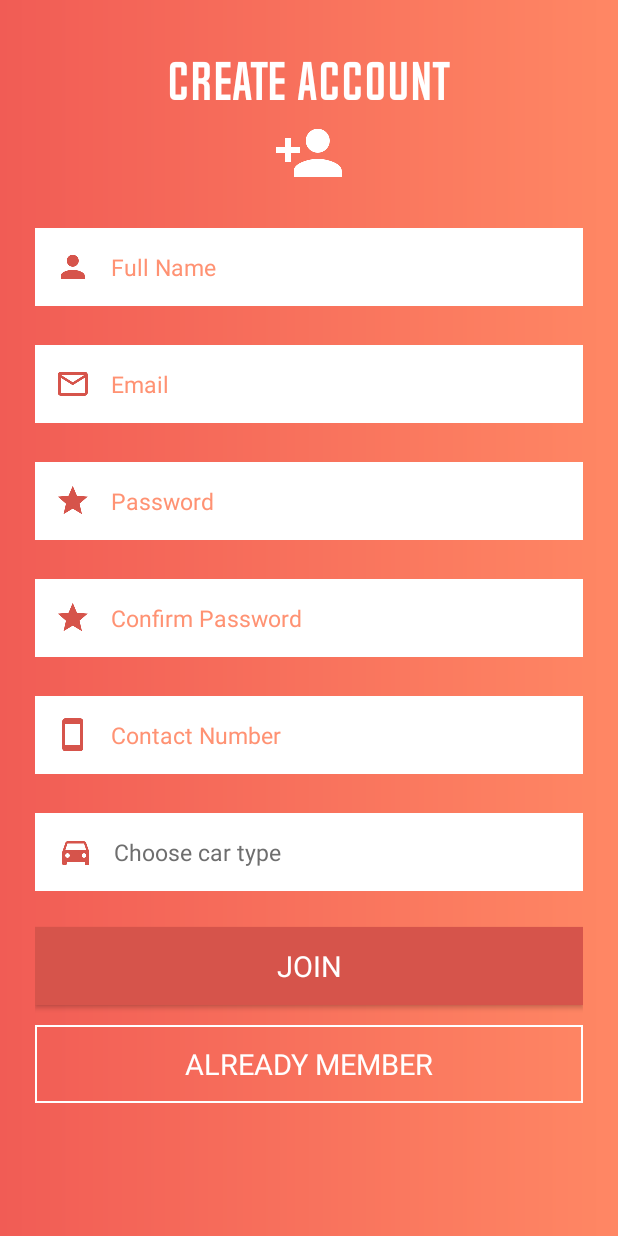
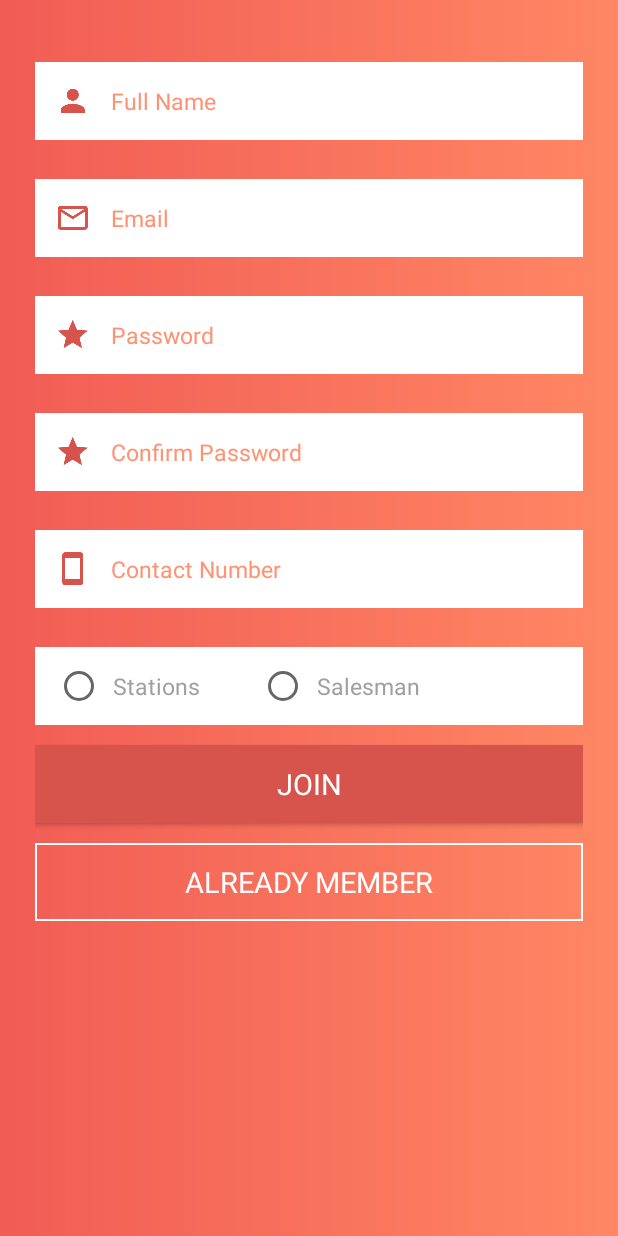
Before and after one commit to ronem123/Carwash, an Android app: the screen it shows after launch (LoginRegisterActivity), after a tap on "NEW TO CARWASH", on a phone screen of 412 x 824 dp. Run offline under Robolectric (Android 15) with nearby library versions, the phone set to English and light mode, and no system bars; our stand-ins replace ButterKnife, CircleImageView, sdp/ssp sizes; libraries missing offline, so code that uses them is left out: com.activeandroid, com.onesignal; 4 statements that could not run were skipped.

Commit message:
add radio button

```diff
--- a/app/src/main/java/com/ronem/carwash/utils/SessionManager.java
+++ b/app/src/main/java/com/ronem/carwash/utils/SessionManager.java
@@ -13,11 +13,14 @@ public class SessionManager {
     private SharedPreferences sharedPreferences;
     private SharedPreferences.Editor editor;
     private final String IS_LOGIN = "islogin";
+    private final String KEY_USER_TYPE = "user_type";
     private final String KEY_FULL_NAME = "full_name";
     private final String KEY_EMAIL = "email";
     private final String KEY_PASSWORD = "password";
     private final String KEY_CONTACT = "contact";
     private final String KEY_CAR_TYPE = "car_type";
+    private final String KEY_LATI = "latitude";
+    private final String KEY_LONGI = "longi";
 
     private final String KEY_PAYMENT_DONE = "payment_done";
 
@@ -25,15 +28,18 @@ public class SessionManager {
         sharedPreferences = PreferenceManager.getDefaultSharedPreferences(context);
     }
 
-    public void setLogin(String fullname, String email, String password, String contact, int carType) {
+    public void setLogin(String userType, String fullname, String email, String password, String contact, int carType, String lat, String longi) {
         editor = sharedPreferences.edit();
         editor.putString(KEY_FULL_NAME, fullname);
         editor.putString(KEY_EMAIL, email);
         if (!TextUtils.isEmpty(password)) {
             editor.putString(KEY_PASSWORD, password);
         }
+        editor.putString(KEY_USER_TYPE, userType);
         editor.putString(KEY_CONTACT, contact);
         editor.putInt(KEY_CAR_TYPE, carType);
+        editor.putString(KEY_LATI, lat);
+        editor.putString(KEY_LONGI, longi);
         editor.putBoolean(IS_LOGIN, true);
         editor.apply();
     }
--- a/app/src/main/java/com/ronem/carwash/view/LoginRegisterActivity.java
+++ b/app/src/main/java/com/ronem/carwash/view/LoginRegisterActivity.java
@@ -4,6 +4,7 @@ import android.content.Intent;
 import android.content.pm.PackageManager;
 import android.os.Build;
 import android.os.Bundle;
+import android.support.annotation.IdRes;
 import android.support.annotation.NonNull;
 import android.support.annotation.Nullable;
 import android.support.v4.app.ListFragment;
@@ -16,6 +17,8 @@ import android.view.WindowManager;
 import android.widget.AdapterView;
 import android.widget.EditText;
 import android.widget.LinearLayout;
+import android.widget.RadioButton;
+import android.widget.RadioGroup;
 import android.widget.Spinner;
 import android.widget.Toast;
 
@@ -23,6 +26,7 @@ import com.ronem.carwash.R;
 import com.ronem.carwash.adapters.CarTypeAdapter;
 import com.ronem.carwash.adapters.CarTypeAdapterRegister;
 import com.ronem.carwash.model.CarType;
+import com.ronem.carwash.utils.BasicUtilityMethods;
 import com.ronem.carwash.utils.MetaData;
 import com.ronem.carwash.utils.SessionManager;
 import com.ronem.carwash.view.dashboard.Dashboard;
@@ -38,7 +42,9 @@ import butterknife.OnClick;
  * Created by ram on 7/31/17.
  */
 
-public class LoginRegisterActivity extends AppCompatActivity implements AdapterView.OnItemSelectedListener {
+public class LoginRegisterActivity
+        extends AppCompatActivity
+        /*implements AdapterView.OnItemSelectedListener*/ {
     @Bind(R.id.create_account_layout)
     LinearLayout createAccLayout;
     @Bind(R.id.login_layout)
@@ -57,6 +63,15 @@ public class LoginRegisterActivity extends AppCompatActivity implements AdapterV
     @Bind(R.id.create_account_spinner_car_type)
     Spinner spinnerCarType;
 
+    @Bind(R.id.radio_group)
+    RadioGroup radioGroup;
+    @Bind(R.id.radio_customer)
+    RadioButton radioStation;
+    @Bind(R.id.radio_client)
+    RadioButton radioSalesMan;
+    @Bind(R.id.lat_long_layout)
+    LinearLayout latLngLayout;
+
     @Bind(R.id.edt_login_email)
     EditText edtLoginEmail;
     @Bind(R.id.edt_login_password)
@@ -66,6 +81,8 @@ public class LoginRegisterActivity extends AppCompatActivity implements AdapterV
     private final int PERMISSION_REQUEST_CODE = 100;
     private List<CarType> carTypes;
     private CarType carType;
+
+    private String latitude, longitude;
 
     @Override
     protected void onCreate(@Nullable Bundle savedInstanceState) {
@@ -86,6 +103,23 @@ public class LoginRegisterActivity extends AppCompatActivity implements AdapterV
         }
 
         configureSCarTypeSpinner();
+
+        radioGroup.setOnCheckedChangeListener(new RadioGroup.OnCheckedChangeListener() {
+
+            @Override
+            public void onCheckedChanged(RadioGroup radioGroup, @IdRes int i) {
+                if (i == R.id.radio_customer) {
+                    if (radioStation.isChecked()) {
+                        latLngLayout.setVisibility(View.VISIBLE);
+                    }
+                } else if (i == R.id.radio_client) {
+                    if (radioSalesMan.isChecked()) {
+                        latLngLayout.setVisibility(View.GONE);
+                        BasicUtilityMethods.checkifGPSisEnabled(LoginRegisterActivity.this);
+                    }
+                }
+            }
+        });
     }
 
     private void configureSCarTypeSpinner() {
@@ -111,18 +145,22 @@ public class LoginRegisterActivity extends AppCompatActivity implements AdapterV
         String confirmPassword = edtConfirmPassword.getText().toString();
         String contact = edtContact.getText().toString();
 
+
         if (TextUtils.isEmpty(fullName)
                 || TextUtils.isEmpty(email)
                 || TextUtils.isEmpty(password)
                 || TextUtils.isEmpty(confirmPassword)
                 || TextUtils.isEmpty(contact)) {
             showMessage(MetaData.MSG_EMPTY_FIELD);
-        } else if (carType.getType().equals(MetaData.SELECT_CAR_TYPE)) {
+        }
+        else if (carType.getType().equals(MetaData.SELECT_CAR_TYPE)) {
             showMessage(MetaData.MSG_SELECT_CAR_TYPE);
-        } else if (!password.equals(confirmPassword)) {
+        }
+
+        else if (!password.equals(confirmPassword)) {
             showMessage(MetaData.MSG_PASSWORD_NOT_MATCHED);
         } else {
-            sessionManager.setLogin(fullName, email, password, contact,carType.getId());
+            sessionManager.setLogin(fullName, email, password, contact, carType.getId());
 
             checkRunTimePermissionLaunchDashboard();
         }
--- a/app/src/main/res/layout/create_account.xml
+++ b/app/src/main/res/layout/create_account.xml
@@ -7,7 +7,8 @@
 
     <com.ronem.carwash.view.ChosenTextView
         style="@style/head_title"
-        android:text="@string/create_account" />
+        android:text="@string/create_account"
+        android:visibility="gone" />
 
     <ScrollView
         android:layout_width="match_parent"
@@ -26,7 +27,8 @@
                 android:layout_width="wrap_content"
                 android:layout_height="wrap_content"
                 android:layout_gravity="center"
-                android:src="@mipmap/ic_person_add_white_48dp" />
+                android:src="@mipmap/ic_person_add_white_48dp"
+                android:visibility="gone" />
 
             <EditText
                 android:id="@+id/edt_full_name"
@@ -61,28 +63,66 @@
                 android:drawableLeft="@mipmap/ic_stay_current_portrait_black_24dp"
                 android:hint="@string/contact" />
 
-            <LinearLayout
+            <RadioGroup
+                android:id="@+id/radio_group"
                 android:layout_width="match_parent"
                 android:layout_height="@dimen/_40sdp"
+                android:layout_marginTop="@dimen/_20sdp"
                 android:background="@color/color_white"
-                android:layout_marginTop="@dimen/_20sdp"
                 android:orientation="horizontal"
-                android:layout_marginBottom="@dimen/_8sdp"
-                android:paddingLeft="@dimen/_12sdp">
+                android:paddingLeft="@dimen/_10sdp">
 
-                <ImageView
+                <RadioButton
+                    android:id="@+id/radio_customer"
                     android:layout_width="wrap_content"
                     android:layout_height="wrap_content"
                     android:layout_gravity="center"
-                    android:src="@mipmap/ic_directions_car_white_24dp"
-                    android:tint="@color/color_login" />
+                    android:padding="@dimen/_5sdp"
+                    android:text="Stations"
+                    android:textColor="@color/color_grey"
+                    android:textSize="@dimen/_12sdp" />
 
-                <Spinner
-                    android:id="@+id/create_account_spinner_car_type"
-                    android:layout_width="match_parent"
-                    android:layout_height="match_parent"
-                    android:background="@color/color_white"
-                    android:layout_marginLeft="@dimen/_5sdp" />
+                <RadioButton
+                    android:id="@+id/radio_client"
+                    android:layout_width="wrap_content"
+                    android:layout_height="wrap_content"
+                    android:layout_gravity="center"
+                    android:layout_marginLeft="@dimen/_25sdp"
+                    android:padding="@dimen/_5sdp"
+                    android:text="Salesman"
+                    android:textColor="@color/color_grey"
+                    android:textSize="@dimen/_12sdp" />
+            </RadioGroup>
+
+            <LinearLayout
+                android:id="@+id/lat_long_layout"
+                android:layout_width="match_parent"
+                android:layout_height="wrap_content"
+                android:layout_marginTop="@dimen/_20sdp"
+                android:orientation="horizontal"
+                android:paddingLeft="@dimen/_5sdp"
+                android:paddingRight="@dimen/_5sdp"
+                android:visibility="gone">
+
+                <EditText
+                    android:id="@+id/edt_latitude"
+                    style="@style/edit_text_style"
+                    android:layout_width="0dp"
+                    android:layout_marginRight="@dimen/_5sdp"
+                    android:layout_marginTop="0dp"
+                    android:layout_weight="1"
+                    android:hint="@string/latitude"
+                    android:inputType="numberDecimal" />
+
+                <EditText
+                    android:id="@+id/edt_longitude"
+                    style="@style/edit_text_style"
+                    android:layout_width="0dp"
+                    android:layout_marginLeft="@dimen/_5sdp"
+                    android:layout_marginTop="0dp"
+                    android:layout_weight="1"
+                    android:hint="@string/longitude"
+                    android:inputType="numberDecimal" />
             </LinearLayout>
 
             <Button
--- a/app/src/main/res/values/strings.xml
+++ b/app/src/main/res/values/strings.xml
@@ -49,4 +49,6 @@
     <string name="station">Stations</string>
     <string name="service_type">Service Type</string>
     <string name="payed_amount">Payed Amount : %s</string>
+    <string name="latitude">Latitude</string>
+    <string name="longitude">Longitude</string>
 </resources>
```
